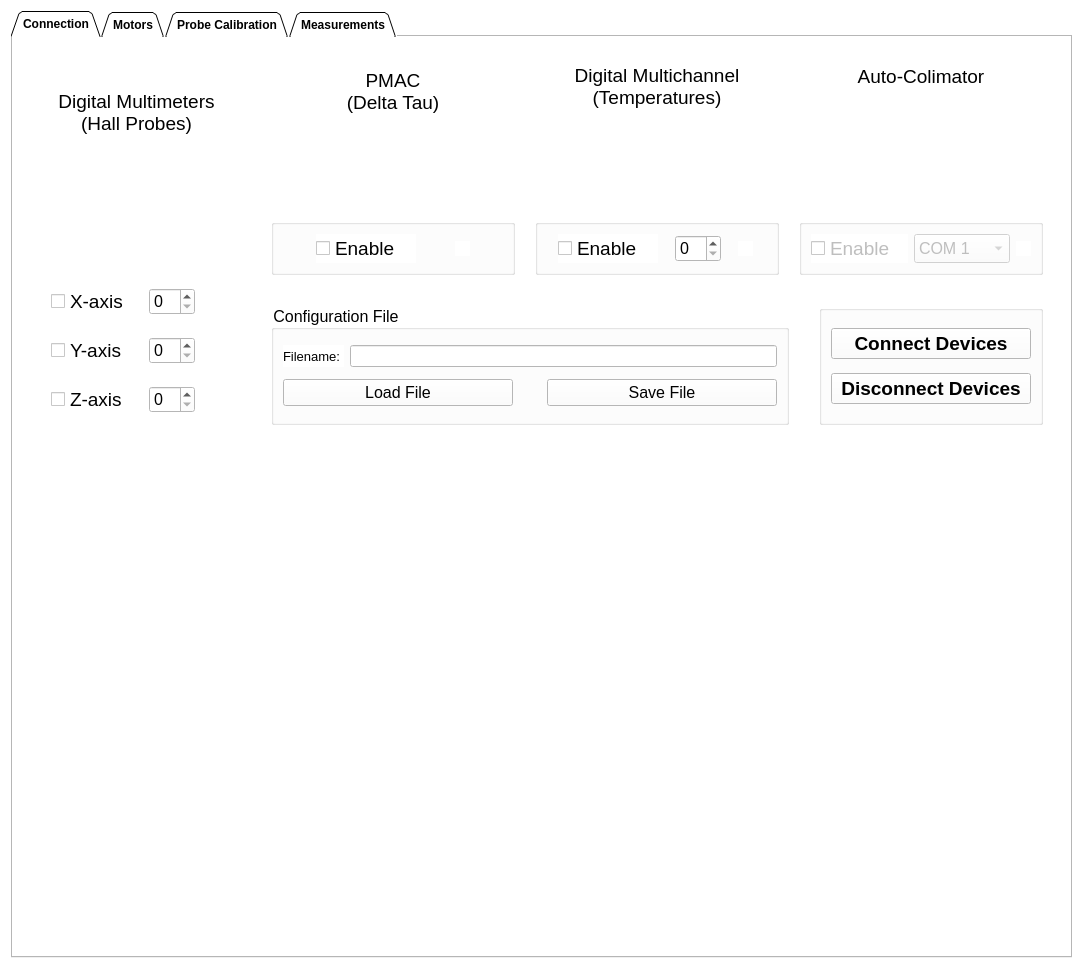
Qt form gui/interface.ui (lnls-ima/hall-bench-control) before a commit.
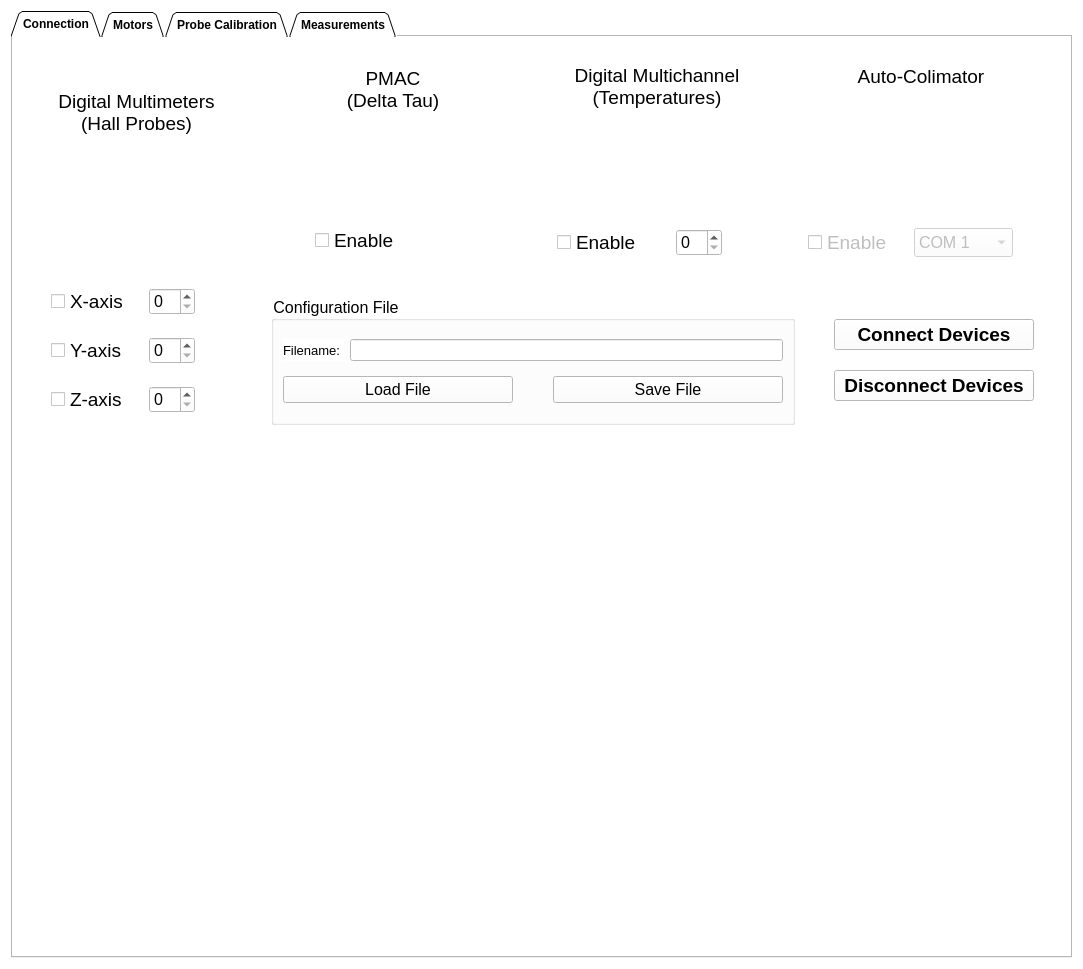
The same form after that commit. The open tabs and pages were chosen to show the change. Icons and pictures are not drawn. Custom widgets are drawn as their Qt base class.

Commit message: Change interface frames

```diff
--- a/gui/interface.ui
+++ b/gui/interface.ui
@@ -354,7 +354,7 @@
                   </layout>
                  </item>
                  <item>
-                  <widget class="QGroupBox" name="groupBox">
+                  <widget class="QFrame" name="frame">
                    <layout class="QGridLayout" name="gridLayout_10">
                     <item row="0" column="0">
                      <widget class="QCheckBox" name="cb_pmac_enable">
@@ -470,10 +470,7 @@
                   </layout>
                  </item>
                  <item>
-                  <widget class="QGroupBox" name="gb_multich">
-                   <property name="title">
-                    <string/>
-                   </property>
+                  <widget class="QFrame" name="gb_multich">
                    <layout class="QGridLayout" name="gridLayout_12">
                     <item row="0" column="0">
                      <widget class="QCheckBox" name="cb_multich_enable">
@@ -606,13 +603,10 @@
                   </layout>
                  </item>
                  <item>
-                  <widget class="QGroupBox" name="gb_colimator">
+                  <widget class="QFrame" name="gb_colimator">
                    <property name="enabled">
                     <bool>false</bool>
                    </property>
-                   <property name="title">
-                    <string/>
-                   </property>
                    <layout class="QGridLayout" name="gridLayout_13">
                     <item row="0" column="0">
                      <widget class="QCheckBox" name="cb_colimator_enable">
@@ -880,13 +874,7 @@
                 </widget>
                </item>
                <item>
-                <widget class="QGroupBox" name="gb_connect">
-                 <property name="title">
-                  <string/>
-                 </property>
-                 <property name="alignment">
-                  <set>Qt::AlignRight|Qt::AlignTrailing|Qt::AlignVCenter</set>
-                 </property>
+                <widget class="QFrame" name="gb_connect">
                  <layout class="QVBoxLayout" name="verticalLayout_5">
                   <item>
                    <widget class="QPushButton" name="pb_connect_devices">
```
Left out of the diff: 48 changed lines with no effect on the pictures.
